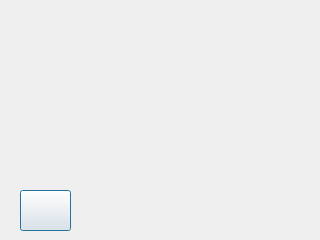
cala21/CSCI-3308, file GuiRasp/memory.ui: the form before one commit.
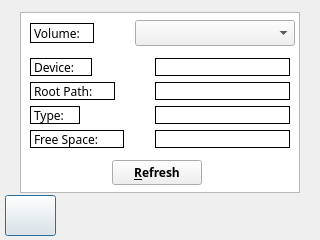
The form after the commit. Icons and pictures are not drawn.

```diff
--- a/GuiRasp/memory.ui
+++ b/GuiRasp/memory.ui
@@ -10,14 +10,19 @@
     <height>240</height>
    </rect>
   </property>
+  <property name="font">
+   <font>
+    <family>Purisa</family>
+   </font>
+  </property>
   <property name="windowTitle">
    <string>Dialog</string>
   </property>
   <widget class="QPushButton" name="BackMem">
    <property name="geometry">
     <rect>
-     <x>20</x>
-     <y>190</y>
+     <x>5</x>
+     <y>195</y>
      <width>51</width>
      <height>41</height>
     </rect>
@@ -36,6 +41,280 @@
     </size>
    </property>
   </widget>
+  <widget class="QTextBrowser" name="textBrowser">
+   <property name="geometry">
+    <rect>
+     <x>20</x>
+     <y>12</y>
+     <width>280</width>
+     <height>181</height>
+    </rect>
+   </property>
+   <property name="styleSheet">
+    <string notr="true">border-image: url(:/Images/BuffLogo.png);</string>
+   </property>
+  </widget>
+  <widget class="QLabel" name="deviceLabel">
+   <property name="geometry">
+    <rect>
+     <x>155</x>
+     <y>58</y>
+     <width>135</width>
+     <height>18</height>
+    </rect>
+   </property>
+   <property name="font">
+    <font>
+     <family>Purisa</family>
+     <pointsize>8</pointsize>
+     <weight>50</weight>
+     <bold>false</bold>
+    </font>
+   </property>
+   <property name="frameShape">
+    <enum>QFrame::Panel</enum>
+   </property>
+   <property name="text">
+    <string/>
+   </property>
+  </widget>
+  <widget class="QLabel" name="typeLabel">
+   <property name="geometry">
+    <rect>
+     <x>155</x>
+     <y>106</y>
+     <width>135</width>
+     <height>18</height>
+    </rect>
+   </property>
+   <property name="font">
+    <font>
+     <family>Purisa</family>
+     <pointsize>8</pointsize>
+     <weight>50</weight>
+     <bold>false</bold>
+    </font>
+   </property>
+   <property name="frameShape">
+    <enum>QFrame::Box</enum>
+   </property>
+   <property name="text">
+    <string/>
+   </property>
+  </widget>
+  <widget class="QLabel" name="bytesAvailableLabel">
+   <property name="geometry">
+    <rect>
+     <x>155</x>
+     <y>130</y>
+     <width>135</width>
+     <height>18</height>
+    </rect>
+   </property>
+   <property name="font">
+    <font>
+     <family>Purisa</family>
+     <weight>50</weight>
+     <bold>false</bold>
+    </font>
+   </property>
+   <property name="frameShape">
+    <enum>QFrame::Panel</enum>
+   </property>
+   <property name="text">
+    <string/>
+   </property>
+  </widget>
+  <widget class="QLabel" name="label_5">
+   <property name="geometry">
+    <rect>
+     <x>30</x>
+     <y>130</y>
+     <width>94</width>
+     <height>18</height>
+    </rect>
+   </property>
+   <property name="font">
+    <font>
+     <family>Purisa</family>
+     <weight>50</weight>
+     <bold>false</bold>
+    </font>
+   </property>
+   <property name="frameShape">
+    <enum>QFrame::Panel</enum>
+   </property>
+   <property name="text">
+    <string>Free Space:</string>
+   </property>
+  </widget>
+  <widget class="QPushButton" name="refreshButton">
+   <property name="enabled">
+    <bool>true</bool>
+   </property>
+   <property name="geometry">
+    <rect>
+     <x>112</x>
+     <y>160</y>
+     <width>90</width>
+     <height>25</height>
+    </rect>
+   </property>
+   <property name="font">
+    <font>
+     <family>Purisa</family>
+     <weight>75</weight>
+     <bold>true</bold>
+    </font>
+   </property>
+   <property name="accessibleDescription">
+    <string/>
+   </property>
+   <property name="text">
+    <string>&amp;Refresh</string>
+   </property>
+  </widget>
+  <widget class="QLabel" name="volumeLabel">
+   <property name="geometry">
+    <rect>
+     <x>30</x>
+     <y>23</y>
+     <width>64</width>
+     <height>20</height>
+    </rect>
+   </property>
+   <property name="font">
+    <font>
+     <family>Purisa</family>
+    </font>
+   </property>
+   <property name="autoFillBackground">
+    <bool>false</bool>
+   </property>
+   <property name="styleSheet">
+    <string notr="true">background-color: rgb(255, 255, 255);</string>
+   </property>
+   <property name="frameShape">
+    <enum>QFrame::Panel</enum>
+   </property>
+   <property name="text">
+    <string>Volume:</string>
+   </property>
+  </widget>
+  <widget class="QComboBox" name="volumeComboBox">
+   <property name="geometry">
+    <rect>
+     <x>135</x>
+     <y>20</y>
+     <width>160</width>
+     <height>26</height>
+    </rect>
+   </property>
+   <property name="font">
+    <font>
+     <family>Purisa</family>
+     <pointsize>7</pointsize>
+     <weight>50</weight>
+     <bold>false</bold>
+    </font>
+   </property>
+  </widget>
+  <widget class="QLabel" name="rootPathLabel">
+   <property name="geometry">
+    <rect>
+     <x>155</x>
+     <y>82</y>
+     <width>135</width>
+     <height>18</height>
+    </rect>
+   </property>
+   <property name="font">
+    <font>
+     <family>Purisa</family>
+     <pointsize>8</pointsize>
+     <weight>50</weight>
+     <italic>false</italic>
+     <bold>false</bold>
+    </font>
+   </property>
+   <property name="frameShape">
+    <enum>QFrame::Box</enum>
+   </property>
+   <property name="text">
+    <string/>
+   </property>
+  </widget>
+  <widget class="QLabel" name="label_4">
+   <property name="geometry">
+    <rect>
+     <x>30</x>
+     <y>106</y>
+     <width>50</width>
+     <height>18</height>
+    </rect>
+   </property>
+   <property name="font">
+    <font>
+     <family>Purisa</family>
+     <weight>50</weight>
+     <bold>false</bold>
+    </font>
+   </property>
+   <property name="frameShape">
+    <enum>QFrame::Panel</enum>
+   </property>
+   <property name="text">
+    <string>Type:</string>
+   </property>
+  </widget>
+  <widget class="QLabel" name="label_3">
+   <property name="geometry">
+    <rect>
+     <x>30</x>
+     <y>82</y>
+     <width>85</width>
+     <height>18</height>
+    </rect>
+   </property>
+   <property name="font">
+    <font>
+     <family>Purisa</family>
+    </font>
+   </property>
+   <property name="frameShape">
+    <enum>QFrame::Panel</enum>
+   </property>
+   <property name="text">
+    <string>Root Path:</string>
+   </property>
+   <property name="textFormat">
+    <enum>Qt::PlainText</enum>
+   </property>
+  </widget>
+  <widget class="QLabel" name="label_2">
+   <property name="geometry">
+    <rect>
+     <x>30</x>
+     <y>58</y>
+     <width>62</width>
+     <height>18</height>
+    </rect>
+   </property>
+   <property name="font">
+    <font>
+     <family>Purisa</family>
+    </font>
+   </property>
+   <property name="focusPolicy">
+    <enum>Qt::NoFocus</enum>
+   </property>
+   <property name="frameShape">
+    <enum>QFrame::Panel</enum>
+   </property>
+   <property name="text">
+    <string>Device:</string>
+   </property>
+  </widget>
  </widget>
  <resources>
   <include location="images.qrc"/>
```
